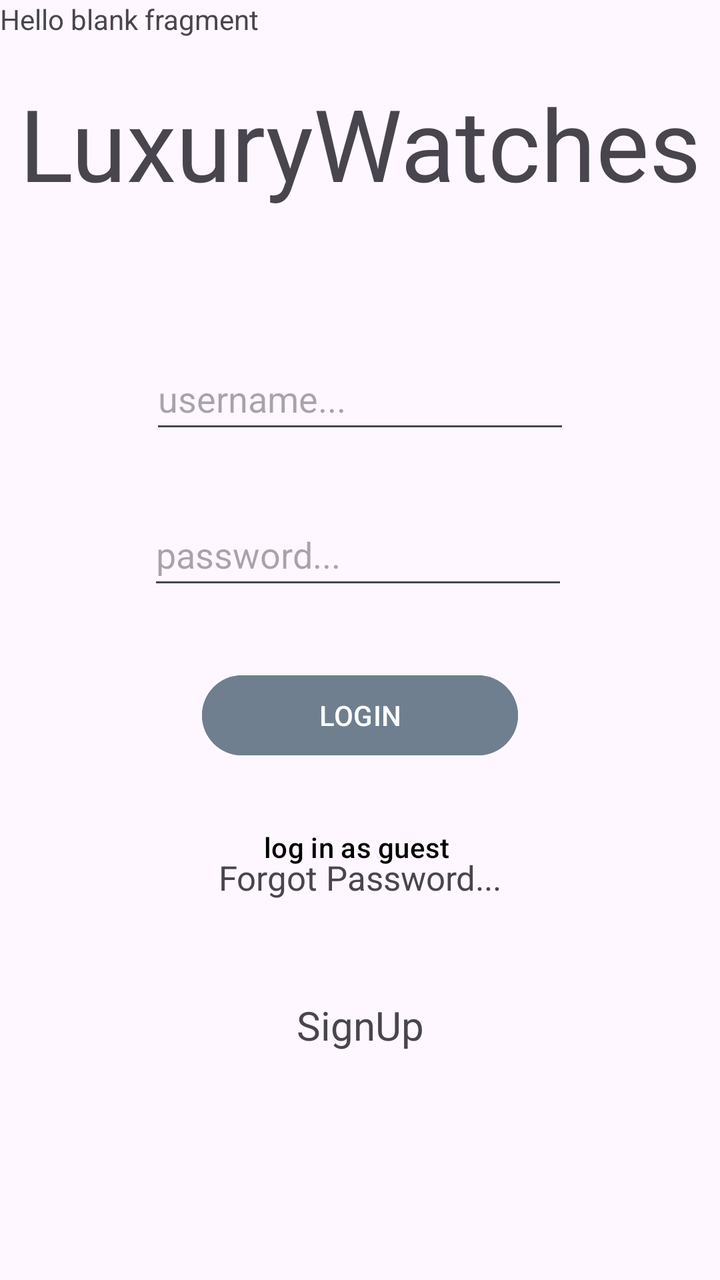
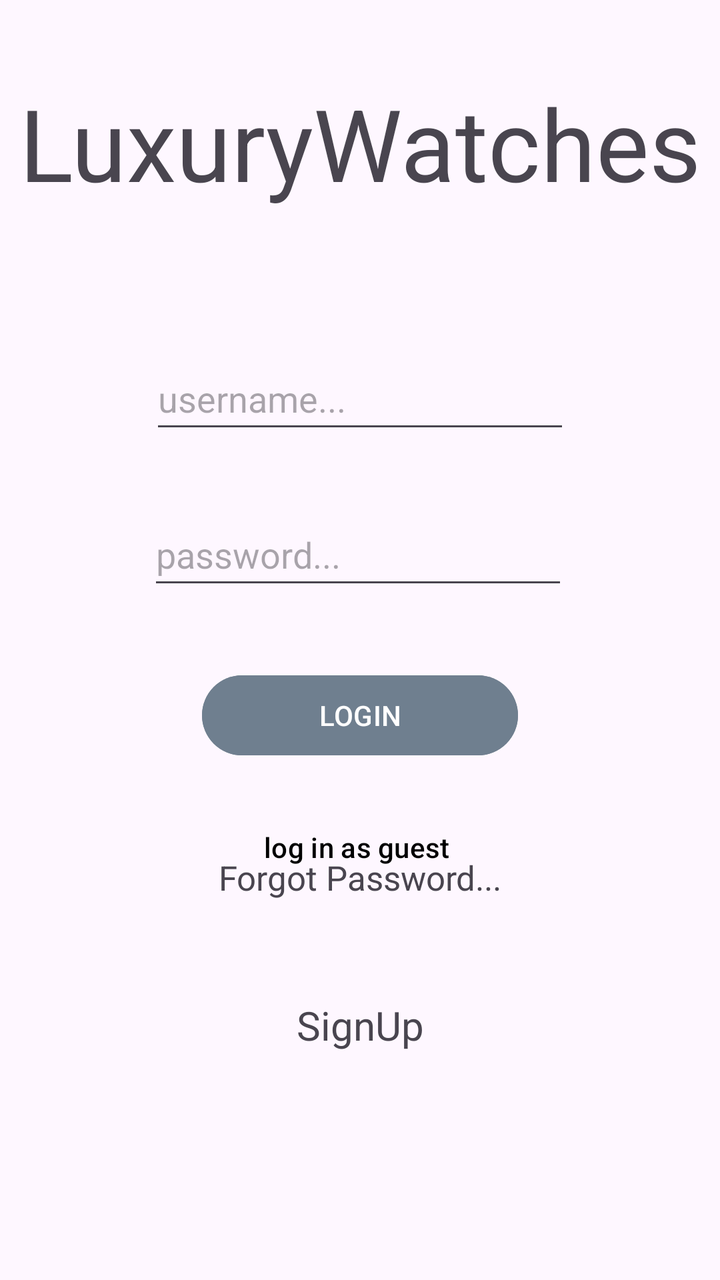

Before-and-after screenshots of an Android layout around one commit, followed by the original layout XML and the change that was made.
<!-- AndroidManifest.xml: application theme Theme.LuxuryWatches -->
<!-- res/layout/fragment_login.xml -->
<?xml version="1.0" encoding="utf-8"?>
<FrameLayout xmlns:android="http://schemas.android.com/apk/res/android"
    xmlns:tools="http://schemas.android.com/tools"
    android:layout_width="match_parent"
    android:layout_height="match_parent"
    xmlns:app="http://schemas.android.com/apk/res-auto"
    tools:context=".LoginFragment">

    
    <TextView
        android:layout_width="match_parent"
        android:layout_height="match_parent"
        android:text="@string/hello_blank_fragment" />

    <androidx.constraintlayout.widget.ConstraintLayout
        android:layout_width="match_parent"
        android:layout_height="match_parent">

        

        

        
        <TextView
            android:id="@+id/H1"
            android:layout_width="wrap_content"
            android:layout_height="wrap_content"
            android:layout_marginTop="38dp"
            android:text="LuxuryWatches"
            android:textSize="50sp"
            app:layout_constraintEnd_toEndOf="parent"
            app:layout_constraintStart_toStartOf="parent"
            app:layout_constraintTop_toTopOf="parent" />

        <EditText
            android:id="@+id/etPasswordLogin"
            android:layout_width="wrap_content"
            android:layout_height="wrap_content"
            android:layout_marginTop="30dp"
            android:layout_marginEnd="1dp"
            android:ems="10"
            android:hint="password..."
            android:inputType="textPassword"
            android:minHeight="48dp"
            app:layout_constraintEnd_toEndOf="@+id/etUsernameLogin"
            app:layout_constraintTop_toBottomOf="@+id/etUsernameLogin" />

        <Button
            android:id="@+id/btnLoginLogin"
            android:layout_width="158dp"
            android:layout_height="wrap_content"
            android:layout_marginTop="34dp"
            android:backgroundTint="#6F7F8F"
            android:text="LOGIN"
            app:layout_constraintEnd_toEndOf="parent"
            app:layout_constraintStart_toStartOf="parent"
            app:layout_constraintTop_toBottomOf="@+id/etPasswordLogin" />

        <Button
            android:id="@+id/btnGuest"
            android:layout_width="158dp"
            android:layout_height="wrap_content"
            android:layout_marginTop="100dp"
            android:backgroundTint="#00FFFFFF"
            android:onClick="gotologin"
            android:text="log in as guest "
            android:textColor="@color/black"
            app:layout_constraintEnd_toEndOf="parent"
            app:layout_constraintStart_toStartOf="parent"
            app:layout_constraintTop_toBottomOf="@+id/etPasswordLogin" />

        <TextView
            android:id="@+id/tvForgotPasswordLogin"
            android:layout_width="wrap_content"
            android:layout_height="wrap_content"
            android:layout_marginBottom="49dp"
            android:text="Forgot Password..."
            android:textSize="17sp"
            app:layout_constraintBottom_toTopOf="@+id/tvSignupLinkLogin"
            app:layout_constraintEnd_toEndOf="parent"
            app:layout_constraintStart_toStartOf="parent" />

        <TextView
            android:id="@+id/tvSignupLinkLogin"
            android:layout_width="wrap_content"
            android:layout_height="wrap_content"
            android:layout_marginStart="39dp"
            android:layout_marginBottom="114dp"
            android:text="SignUp"
            android:textSize="20sp"
            app:layout_constraintBottom_toBottomOf="parent"
            app:layout_constraintStart_toStartOf="@+id/tvForgotPasswordLogin" />

        <EditText
            android:id="@+id/etUsernameLogin"
            android:layout_width="wrap_content"
            android:layout_height="wrap_content"
            android:layout_marginTop="69dp"
            android:ems="10"
            android:hint="username..."
            android:inputType="textEmailAddress"
            android:minHeight="48dp"
            app:layout_constraintEnd_toEndOf="parent"
            app:layout_constraintStart_toStartOf="parent"
            app:layout_constraintTop_toBottomOf="@+id/H1" />

        

        

        

    </androidx.constraintlayout.widget.ConstraintLayout>
</FrameLayout>
<!-- resources referenced by this layout -->
<resources>
  <color name="black">#FF000000</color>
  <string name="hello_blank_fragment">Hello blank fragment</string>
  <style name="Theme.LuxuryWatches" parent="Base.Theme.LuxuryWatches" />
  <style name="Base.Theme.LuxuryWatches" parent="Theme.Material3.DayNight.NoActionBar">
          
          
      </style>
</resources>

<!-- the commit's change to res/layout/fragment_login.xml (unified diff, before → after) -->
@@ -7,10 +7,6 @@
     tools:context=".LoginFragment">
 
     
-    <TextView
-        android:layout_width="match_parent"
-        android:layout_height="match_parent"
-        android:text="@string/hello_blank_fragment" />
 
     <androidx.constraintlayout.widget.ConstraintLayout
         android:layout_width="match_parent"
<!-- resource entries referenced after the edit -->
@@ -1,7 +1,6 @@
 <!-- resources referenced by this layout -->
 <resources>
   <color name="black">#FF000000</color>
-  <string name="hello_blank_fragment">Hello blank fragment</string>
   <style name="Theme.LuxuryWatches" parent="Base.Theme.LuxuryWatches" />
   <style name="Base.Theme.LuxuryWatches" parent="Theme.Material3.DayNight.NoActionBar">
           
